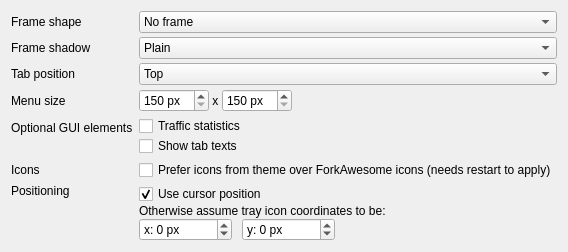
Old version of the form widgets/settings/appearanceoptionpage.ui in the repository Martchus/syncthingtray.
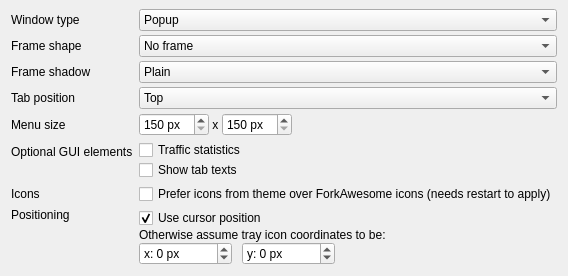
New version of the form. Icons and pictures are not drawn.

Commit message:
Allow showing Syncthing Tray as normal application/window
* Remove experimental pinning feature again and instead allow using a
  normal window
    * Pinning made it inconvenient to close the (frameless) window again
    * Pinning required hiding/showing the window which didn't look very
      nice (and setting flags directly via `QWindow` didn't work as well)
* As normal application/window positioning issues on Wayland are less
  problematic (and those aren't going to be fixed any time soon, if at all)

```diff
--- a/widgets/settings/appearanceoptionpage.ui
+++ b/widgets/settings/appearanceoptionpage.ui
@@ -19,14 +19,17 @@
    <property name="verticalSpacing">
     <number>4</number>
    </property>
-   <item row="3" column="0">
+   <property name="topMargin">
+    <number>9</number>
+   </property>
+   <item row="5" column="0">
     <widget class="QLabel" name="frameShapeLabel">
      <property name="text">
       <string>Frame shape</string>
      </property>
     </widget>
    </item>
-   <item row="3" column="1">
+   <item row="5" column="1">
     <widget class="QComboBox" name="frameShapeComboBox">
      <property name="sizePolicy">
       <sizepolicy hsizetype="MinimumExpanding" vsizetype="Fixed">
@@ -56,14 +59,14 @@
      </item>
     </widget>
    </item>
-   <item row="4" column="0">
+   <item row="6" column="0">
     <widget class="QLabel" name="frameShadowLabel">
      <property name="text">
       <string>Frame shadow</string>
      </property>
     </widget>
    </item>
-   <item row="4" column="1">
+   <item row="6" column="1">
     <widget class="QComboBox" name="frameShadowComboBox">
      <property name="sizePolicy">
       <sizepolicy hsizetype="MinimumExpanding" vsizetype="Fixed">
@@ -88,14 +91,14 @@
      </item>
     </widget>
    </item>
-   <item row="6" column="0">
+   <item row="8" column="0">
     <widget class="QLabel" name="tabPosLabel">
      <property name="text">
       <string>Tab position</string>
      </property>
     </widget>
    </item>
-   <item row="6" column="1">
+   <item row="8" column="1">
     <widget class="QComboBox" name="tabPosComboBox">
      <property name="sizePolicy">
       <sizepolicy hsizetype="MinimumExpanding" vsizetype="Fixed">
@@ -125,14 +128,14 @@
      </item>
     </widget>
    </item>
-   <item row="7" column="0">
+   <item row="9" column="0">
     <widget class="QLabel" name="sizeLabel">
      <property name="text">
       <string>Menu size</string>
      </property>
     </widget>
    </item>
-   <item row="7" column="1">
+   <item row="9" column="1">
     <layout class="QHBoxLayout" name="menuSizeHorizontalLayout">
      <item>
       <widget class="QSpinBox" name="widthSpinBox">
@@ -212,14 +215,14 @@
      </item>
     </layout>
    </item>
-   <item row="8" column="0">
+   <item row="10" column="0">
     <widget class="QLabel" name="guiElementsLabel">
      <property name="text">
       <string>Optional GUI elements</string>
      </property>
     </widget>
    </item>
-   <item row="11" column="0">
+   <item row="13" column="0">
     <widget class="QLabel" name="positioningLabel">
      <property name="text">
       <string>Positioning</string>
@@ -229,7 +232,7 @@
      </property>
     </widget>
    </item>
-   <item row="11" column="1">
+   <item row="13" column="1">
     <layout class="QVBoxLayout" name="positioningVerticalLayout">
      <item>
       <widget class="QCheckBox" name="useCursorPosCheckBox">
@@ -317,7 +320,7 @@
      </item>
     </layout>
    </item>
-   <item row="8" column="1">
+   <item row="10" column="1">
     <layout class="QVBoxLayout" name="optionalGuiElementsVerticalLayout">
      <property name="spacing">
       <number>0</number>
@@ -338,7 +341,7 @@
      </item>
     </layout>
    </item>
-   <item row="9" column="1">
+   <item row="11" column="1">
     <layout class="QVBoxLayout" name="iconsVerticalLayout">
      <property name="spacing">
       <number>0</number>
@@ -352,13 +355,40 @@
      </item>
     </layout>
    </item>
-   <item row="9" column="0">
+   <item row="11" column="0">
     <widget class="QLabel" name="iconsLabel">
      <property name="text">
       <string>Icons</string>
      </property>
     </widget>
    </item>
+   <item row="2" column="1">
+    <widget class="QComboBox" name="windowTypeComboBox">
+     <property name="sizePolicy">
+      <sizepolicy hsizetype="MinimumExpanding" vsizetype="Fixed">
+       <horstretch>0</horstretch>
+       <verstretch>0</verstretch>
+      </sizepolicy>
+     </property>
+     <item>
+      <property name="text">
+       <string>Popup</string>
+      </property>
+     </item>
+     <item>
+      <property name="text">
+       <string>Normal window</string>
+      </property>
+     </item>
+    </widget>
+   </item>
+   <item row="2" column="0">
+    <widget class="QLabel" name="windowTypeLabel">
+     <property name="text">
+      <string>Window type</string>
+     </property>
+    </widget>
+   </item>
   </layout>
  </widget>
  <resources/>
```
The commit also changes 17 other files.
